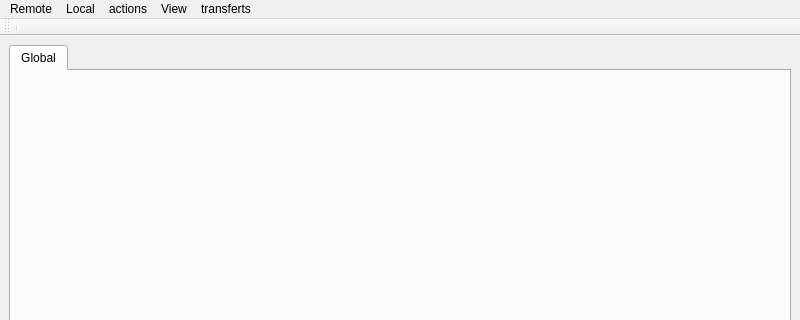
Above: XRStools/mainwindow.ui from gravk001/XRStools before the change; both pictures show x 0 to 800 and y 0 to 320 of the 800 by 600 pixel window. Below: the same form after it.
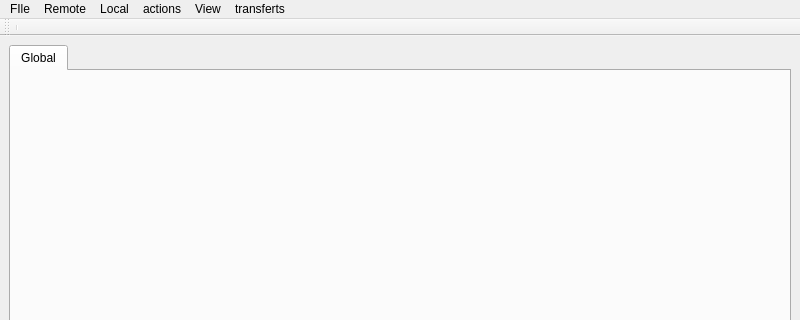
That is the form after the change.

The edit to the form file:
```diff
--- a/XRStools/mainwindow.ui
+++ b/XRStools/mainwindow.ui
@@ -80,6 +80,15 @@
     <addaction name="actionWrite_masksDict_on_file"/>
     <addaction name="actionLoad_masksDict_from_file"/>
    </widget>
+   <widget class="QMenu" name="menuFIle">
+    <property name="title">
+     <string>FIle</string>
+    </property>
+    <addaction name="actionExit"/>
+    <addaction name="actionConfirm_And_Exit"/>
+    <addaction name="actionLoad_image_from_hdf5"/>
+   </widget>
+   <addaction name="menuFIle"/>
    <addaction name="menuRemote"/>
    <addaction name="menuLocal"/>
    <addaction name="menuActions"/>
```
Left out of the diff: 26 changed lines with no effect on the pictures.
